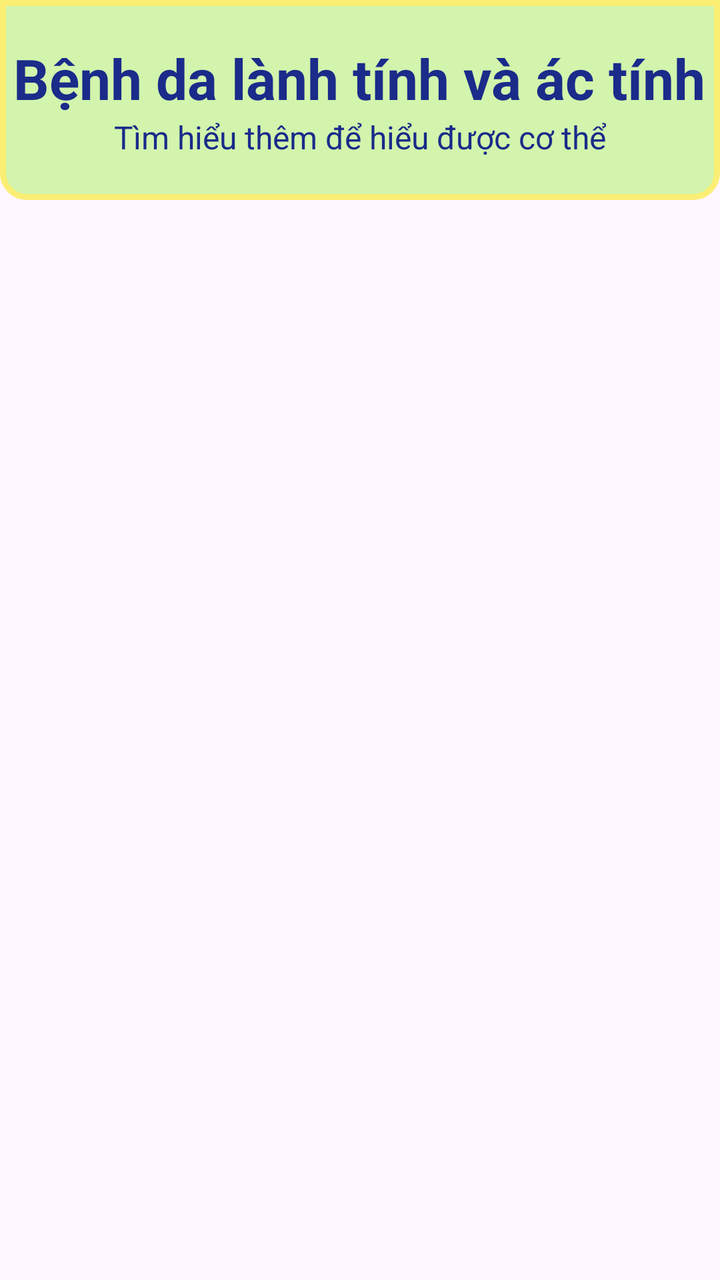
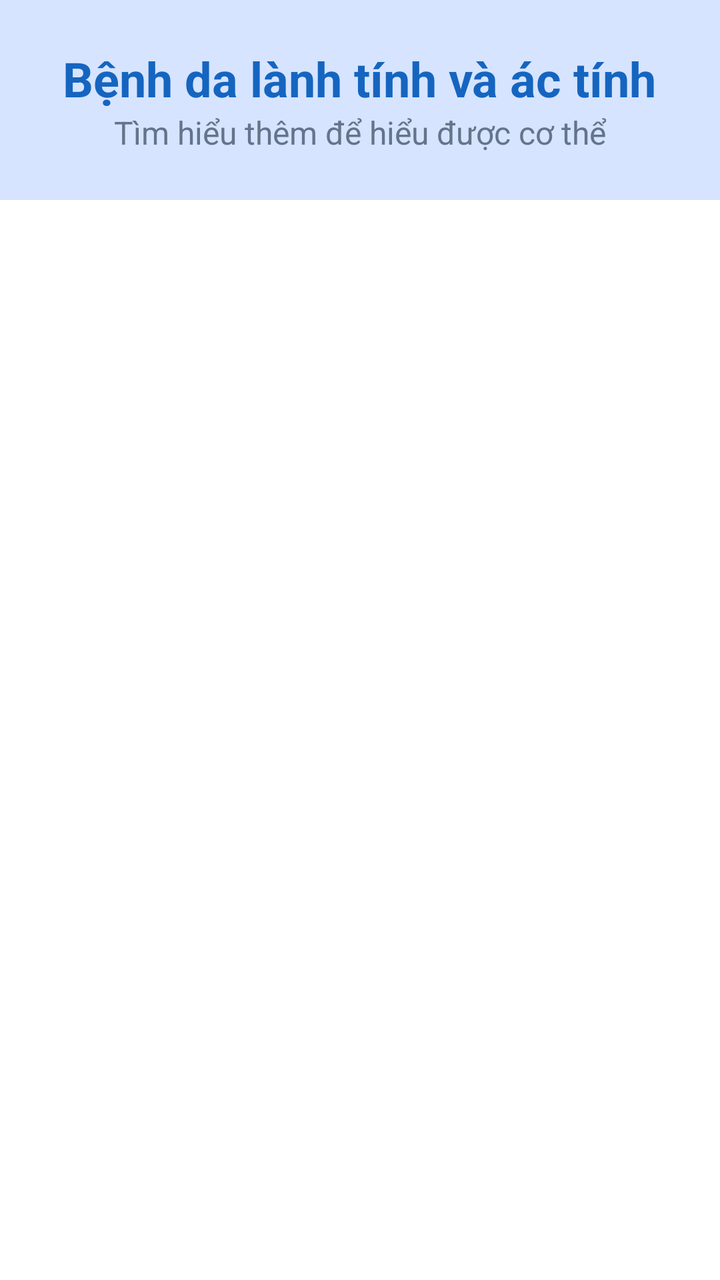

The first picture is an Android layout as it rendered before a commit; the second is the same layout after the commit. The layout source and the unified diff follow.
<!-- AndroidManifest.xml: application theme Theme.AISkinDiagnosis -->
<!-- res/layout/activity_article_fragment.xml -->
<?xml version="1.0" encoding="utf-8"?>
<LinearLayout
    xmlns:android="http://schemas.android.com/apk/res/android"
    android:layout_width="match_parent"
    android:layout_height="match_parent"
    android:orientation="vertical">

    
    <LinearLayout
        android:layout_width="match_parent"
        android:layout_height="100dp"
        android:background="@drawable/bg_header"
        android:gravity="center"
        android:orientation="vertical">

        <TextView
            android:layout_width="wrap_content"
            android:layout_height="wrap_content"
            android:text="Bệnh da lành tính và ác tính"
            android:textColor="#1A2B8A"
            android:textSize="28sp"
            android:textStyle="bold"/>

        <TextView
            android:layout_width="wrap_content"
            android:layout_height="wrap_content"
            android:text="Tìm hiểu thêm để hiểu được cơ thể"
            android:textColor="#1A2B8A"
            android:textSize="16sp"/>

    </LinearLayout>

    <androidx.recyclerview.widget.RecyclerView
        android:id="@+id/recyclerSection"
        android:layout_width="match_parent"
        android:layout_height="wrap_content"
        android:nestedScrollingEnabled="false"/>

</LinearLayout>
<!-- resources referenced by this layout -->
<resources>
  <!-- drawable bg_header (drawable) -->
  <?xml version="1.0" encoding="utf-8"?>
  <shape xmlns:android="http://schemas.android.com/apk/res/android"
      android:shape="rectangle">
      <solid android:color="#D2F4AC" />
      <stroke
          android:width="3dp"
          android:color="#FBEE74" />
      <corners
          android:bottomLeftRadius="12dp"
          android:bottomRightRadius="12dp" />
  
  </shape>
  <style name="Theme.AISkinDiagnosis" parent="Base.Theme.AISkinDiagnosis" />
  <style name="Base.Theme.AISkinDiagnosis" parent="Theme.Material3.DayNight.NoActionBar">
          
          
      </style>
</resources>

<!-- the commit's change to res/layout/activity_article_fragment.xml (unified diff, before → after) -->
@@ -1,39 +1,44 @@
 <?xml version="1.0" encoding="utf-8"?>
-<LinearLayout
+<androidx.core.widget.NestedScrollView
     xmlns:android="http://schemas.android.com/apk/res/android"
     android:layout_width="match_parent"
     android:layout_height="match_parent"
+    android:fitsSystemWindows="true"
+    android:background="@color/md_theme_background"
     android:orientation="vertical">
-
-    
     <LinearLayout
         android:layout_width="match_parent"
-        android:layout_height="100dp"
-        android:background="@drawable/bg_header"
-        android:gravity="center"
+        android:layout_height="wrap_content"
         android:orientation="vertical">
+    
+        <LinearLayout
+            android:layout_width="match_parent"
+            android:layout_height="100dp"
+            android:background="@color/md_theme_primaryContainer"
+            android:gravity="center"
+            android:orientation="vertical">
 
-        <TextView
-            android:layout_width="wrap_content"
+            <TextView
+                android:layout_width="wrap_content"
+                android:layout_height="wrap_content"
+                android:text="Bệnh da lành tính và ác tính"
+                android:textColor="@color/md_theme_primary"
+                android:layout_gravity="center"
+                android:textSize="24sp"
+                android:textStyle="bold"/>
+
+            <TextView
+                android:layout_width="wrap_content"
+                android:layout_height="wrap_content"
+                android:layout_gravity="center"
+                android:text="Tìm hiểu thêm để hiểu được cơ thể"
+                android:textColor="@color/text_secondary"
+                android:textSize="16sp"/>
+        </LinearLayout>
+        <androidx.recyclerview.widget.RecyclerView
+            android:id="@+id/recyclerSection"
+            android:layout_width="match_parent"
             android:layout_height="wrap_content"
-            android:text="Bệnh da lành tính và ác tính"
-            android:textColor="#1A2B8A"
-            android:textSize="28sp"
-            android:textStyle="bold"/>
-
-        <TextView
-            android:layout_width="wrap_content"
-            android:layout_height="wrap_content"
-            android:text="Tìm hiểu thêm để hiểu được cơ thể"
-            android:textColor="#1A2B8A"
-            android:textSize="16sp"/>
-
+            android:nestedScrollingEnabled="false"/>
     </LinearLayout>
-
-    <androidx.recyclerview.widget.RecyclerView
-        android:id="@+id/recyclerSection"
-        android:layout_width="match_parent"
-        android:layout_height="wrap_content"
-        android:nestedScrollingEnabled="false"/>
-
-</LinearLayout>
+</androidx.core.widget.NestedScrollView>
<!-- resource entries referenced after the edit -->
@@ -1,18 +1,9 @@
 <!-- resources referenced by this layout -->
 <resources>
-  <!-- drawable bg_header (drawable) -->
-  <?xml version="1.0" encoding="utf-8"?>
-  <shape xmlns:android="http://schemas.android.com/apk/res/android"
-      android:shape="rectangle">
-      <solid android:color="#D2F4AC" />
-      <stroke
-          android:width="3dp"
-          android:color="#FBEE74" />
-      <corners
-          android:bottomLeftRadius="12dp"
-          android:bottomRightRadius="12dp" />
-  
-  </shape>
+  <color name="md_theme_background">#FFFFFFFF</color>
+  <color name="md_theme_primary">#1565C0</color>
+  <color name="md_theme_primaryContainer">#D6E4FF</color>
+  <color name="text_secondary">#64748B</color>
   <style name="Theme.AISkinDiagnosis" parent="Base.Theme.AISkinDiagnosis" />
   <style name="Base.Theme.AISkinDiagnosis" parent="Theme.Material3.DayNight.NoActionBar">
           
